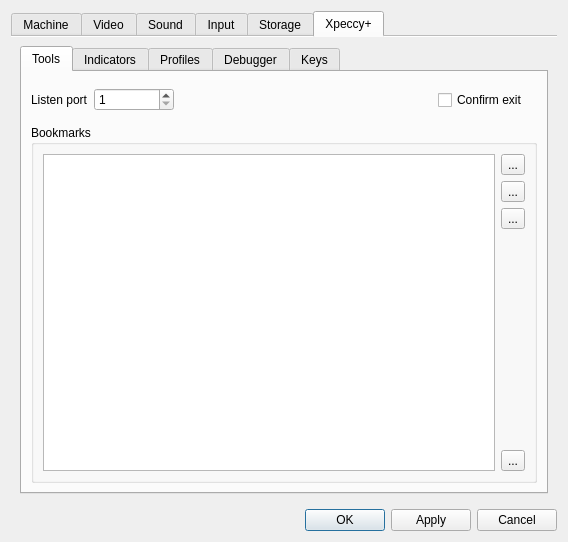
Old version of the form ui/setupwin.ui in the repository dotkoval/xpeccy-plus.
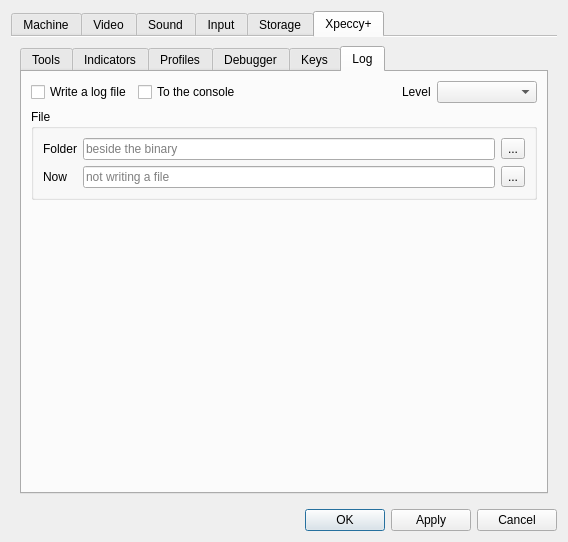
New version of the form. The open tabs and pages were chosen to show the change. Icons and pictures are not drawn. Custom widgets are drawn as their Qt base class.

The edit to the form file:
```diff
--- a/ui/setupwin.ui
+++ b/ui/setupwin.ui
@@ -4375,6 +4375,152 @@
              </item>
             </layout>
            </widget>
+           <widget class="QWidget" name="tabLog">
+            <attribute name="icon">
+             <iconset resource="../xpeccy.qrc">
+              <normaloff>:/images/doc-new.png</normaloff>:/images/doc-new.png</iconset>
+            </attribute>
+            <attribute name="title">
+             <string>Log</string>
+            </attribute>
+            <layout class="QVBoxLayout" name="verticalLayout_log">
+             <item>
+              <layout class="QHBoxLayout" name="horizontalLayout_log1">
+               <item>
+                <widget class="QCheckBox" name="cbLogEnable">
+                 <property name="toolTip">
+                  <string>Write the log to a file under logs/&lt;date&gt;/</string>
+                 </property>
+                 <property name="text">
+                  <string>Write a log file</string>
+                 </property>
+                </widget>
+               </item>
+               <item>
+                <widget class="QCheckBox" name="cbLogConsole">
+                 <property name="toolTip">
+                  <string>Also write every line to the console (Windows: only with -c)</string>
+                 </property>
+                 <property name="text">
+                  <string>To the console</string>
+                 </property>
+                </widget>
+               </item>
+               <item>
+                <spacer name="horizontalSpacer_log1">
+                 <property name="orientation">
+                  <enum>Qt::Horizontal</enum>
+                 </property>
+                 <property name="sizeHint" stdset="0">
+                  <size>
+                   <width>40</width>
+                   <height>20</height>
+                  </size>
+                 </property>
+                </spacer>
+               </item>
+               <item>
+                <widget class="QLabel" name="labLogLevel">
+                 <property name="text">
+                  <string>Level</string>
+                 </property>
+                </widget>
+               </item>
+               <item>
+                <widget class="QComboBox" name="cbxLogLevel">
+                 <property name="toolTip">
+                  <string>How much is written. Single groups can be moved apart from the rest with --log-groups, or the groups line in config.conf</string>
+                 </property>
+                 <property name="minimumSize">
+                  <size>
+                   <width>100</width>
+                   <height>0</height>
+                  </size>
+                 </property>
+                </widget>
+               </item>
+              </layout>
+             </item>
+             <item>
+              <widget class="QGroupBox" name="gbLogFile">
+               <property name="title">
+                <string>File</string>
+               </property>
+               <layout class="QGridLayout" name="gridLayout_log">
+                <item row="0" column="0">
+                 <widget class="QLabel" name="labLogDir">
+                  <property name="text">
+                   <string>Folder</string>
+                  </property>
+                 </widget>
+                </item>
+                <item row="0" column="1">
+                 <widget class="QLineEdit" name="leLogDir">
+                  <property name="placeholderText">
+                   <string>beside the binary</string>
+                  </property>
+                 </widget>
+                </item>
+                <item row="0" column="2">
+                 <widget class="QToolButton" name="tbLogDir">
+                  <property name="text">
+                   <string>...</string>
+                  </property>
+                  <property name="icon">
+                   <iconset resource="../xpeccy.qrc">
+                    <normaloff>:/images/fileopen.png</normaloff>:/images/fileopen.png</iconset>
+                  </property>
+                 </widget>
+                </item>
+                <item row="1" column="0">
+                 <widget class="QLabel" name="labLogNow">
+                  <property name="text">
+                   <string>Now</string>
+                  </property>
+                 </widget>
+                </item>
+                <item row="1" column="1">
+                 <widget class="QLineEdit" name="leLogFile">
+                  <property name="readOnly">
+                   <bool>true</bool>
+                  </property>
+                  <property name="placeholderText">
+                   <string>not writing a file</string>
+                  </property>
+                 </widget>
+                </item>
+                <item row="1" column="2">
+                 <widget class="QToolButton" name="tbLogOpen">
+                  <property name="toolTip">
+                   <string>Open the folder the log is in</string>
+                  </property>
+                  <property name="text">
+                   <string>...</string>
+                  </property>
+                  <property name="icon">
+                   <iconset resource="../xpeccy.qrc">
+                    <normaloff>:/images/search.png</normaloff>:/images/search.png</iconset>
+                  </property>
+                 </widget>
+                </item>
+               </layout>
+              </widget>
+             </item>
+             <item>
+              <spacer name="verticalSpacer_log">
+               <property name="orientation">
+                <enum>Qt::Vertical</enum>
+               </property>
+               <property name="sizeHint" stdset="0">
+                <size>
+                 <width>20</width>
+                 <height>20</height>
+                </size>
+               </property>
+              </spacer>
+             </item>
+            </layout>
+           </widget>
           </widget>
          </item>
         </layout>
```
